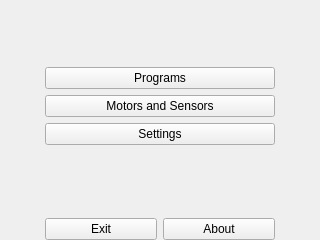
Old version of the form ui/HomeWidget.ui in the repository kipr/botui.
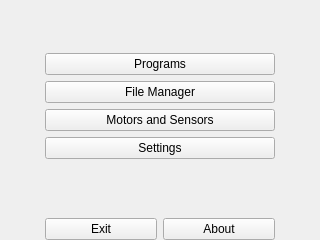
New version of the form. Icons and pictures are not drawn.

The edit to the form file:
```diff
--- a/ui/HomeWidget.ui
+++ b/ui/HomeWidget.ui
@@ -73,6 +73,17 @@
          </property>
         </widget>
        </item>
+       <item>
+        <widget class="QPushButton" name="fileManager">
+         <property name="text">
+          <string>File Manager</string>
+         </property>
+         <property name="icon">
+          <iconset resource="../rc/icons.qrc">
+           <normaloff>:/icons/folder_magnify.png</normaloff>:/icons/folder_magnify.png</iconset>
+         </property>
+        </widget>
+       </item>
        <item>
         <widget class="QPushButton" name="motorsSensors">
          <property name="text">
```
